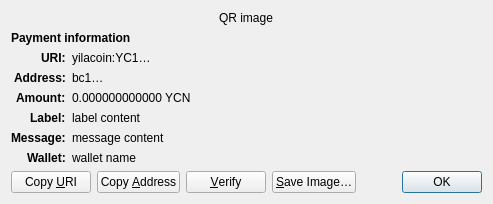
This is src/qt/forms/receiverequestdialog.ui in kylacoin/kylacoin as Qt 5 draws it before an edit. The edited form follows.
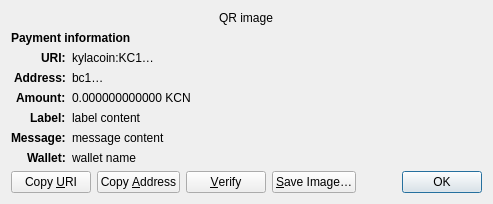
This is the edited form. Custom widgets are drawn as their Qt base class.

```diff
--- a/src/qt/forms/receiverequestdialog.ui
+++ b/src/qt/forms/receiverequestdialog.ui
@@ -65,7 +65,7 @@
    <item row="2" column="1" alignment="Qt::AlignTop">
     <widget class="QLabel" name="uri_content">
      <property name="text">
-      <string notr="true">yilacoin:YC1…</string>
+      <string notr="true">kylacoin:KC1…</string>
      </property>
      <property name="textFormat">
       <enum>Qt::RichText</enum>
@@ -126,7 +126,7 @@
    <item row="4" column="1" alignment="Qt::AlignTop">
     <widget class="QLabel" name="amount_content">
      <property name="text">
-      <string notr="true">0.000000000000 YCN</string>
+      <string notr="true">0.000000000000 KCN</string>
      </property>
      <property name="textFormat">
       <enum>Qt::PlainText</enum>
```
